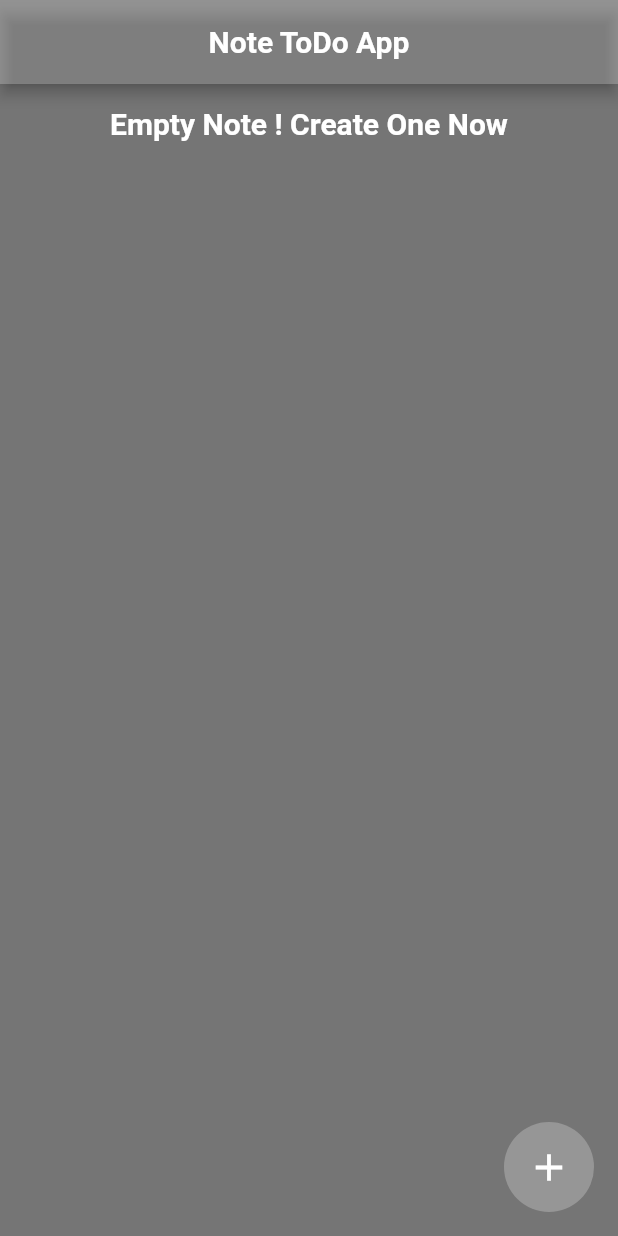
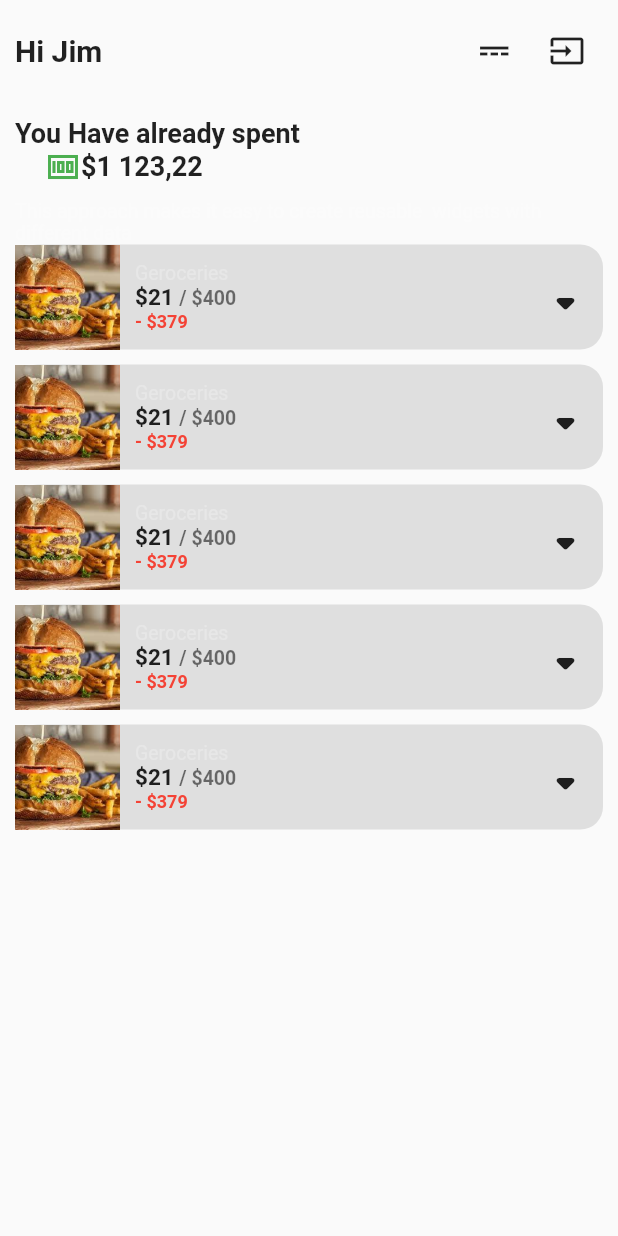
Before and after one commit to MAGED-SAAD/allEraSoft_tasks, a Flutter app: the screen it shows after launch, on a phone screen of 412 x 824 dp. Run offline on Flutter 3.47's test engine with Material 2 defaults, Android fonts, the phone set to English and light mode, and no system bars; our stand-ins replace bloc, flutter_bloc; missing offline and left inert: dart:ffi.

Commit message:
Task 9 Done

```diff
--- a/lib/Task8/View/Screens/Create_Note.dart
+++ b/lib/Task8/View/Screens/Create_Note.dart
@@ -44,10 +44,12 @@ class CreateNote extends StatelessWidget {
           ),
           View_Full_Title_AndSub(
               titleCont: titleCont, subTitleCont: subTitleCont),
+
+
+              const SizedBox(height: 15,),
+
+             const myText(text: "select Status  Green:Done  blue:In Progress  Red:watting",color: AppColors.whitee,),
             /*
-              const SizedBox(height: 15,),
-             const myText(text: "select Status  Green:Done  blue:In Progress  Red:watting",color: AppColors.whitee,),
-
              Row(
               mainAxisAlignment: MainAxisAlignment.center,
               children: [
@@ -57,14 +59,13 @@ class CreateNote extends StatelessWidget {
                   Container(
                     width: 40,
                     height: 40,
+                    padding: const EdgeInsets.all(5),
                     decoration:  BoxDecoration(shape: BoxShape.circle,border: Border.all(color:AppColors.whitee )),
-                    child: Padding(
-                      padding: const EdgeInsets.all(5),
-                      child: Container(
-                        height: 30,
-                        width: 30,
-                        decoration: const BoxDecoration(shape: BoxShape.circle,color: AppColors.green),
-                      ),
+
+                    child: Container(
+                      height: 30,
+                      width: 30,
+                      decoration: const BoxDecoration(shape: BoxShape.circle,color: AppColors.green),
                     ),
                   ),
                 )
--- a/lib/Task8/View/Screens/viewNotes.dart
+++ b/lib/Task8/View/Screens/viewNotes.dart
@@ -44,7 +44,7 @@ class viewNotes extends StatelessWidget {
           icon: const Icon(
             Icons.add,
             color: AppColors.whitee,
-            size: 30,
+
           ),
         ),
       ),
@@ -53,8 +53,10 @@ class viewNotes extends StatelessWidget {
           padding: EdgeInsets.symmetric(horizontal: 10, vertical: 15),
           child: Column(
             children: [
+
               BlocConsumer<NoteCubit, NoteStates>(
                 builder: (context, state) {
+
                   return Note_Builder();
                 },
                 listener: (context, state) {
--- /dev/null
+++ b/lib/Task_9/View/TaskScreen.dart
@@ -0,0 +1,255 @@
+import 'package:cubiterasoft/Task8/View/Components/myText.dart';
+import 'package:cubiterasoft/Task8/View_Model/Utils/bloc/NoteCubit.dart';
+import 'package:cubiterasoft/Task_9/bloc/TaskCubit.dart';
+import 'package:cubiterasoft/Task_9/bloc/TaskCubitStates.dart';
+import 'package:flutter/material.dart';
+import 'package:flutter_bloc/flutter_bloc.dart';
+
+import '../../Task8/View_Model/Utils/Utils/appColors.dart';
+
+class TaskScreen extends StatelessWidget {
+  const TaskScreen({super.key});
+
+  @override
+  Widget build(BuildContext context) {
+    return Scaffold(
+      body: SafeArea(
+          child: Padding(
+        padding: const EdgeInsets.all(10),
+        child: SingleChildScrollView(
+          child: Column(
+            children: [
+              Row(
+                children: [
+                  const Expanded(
+                      child: myText(
+                    text: "Hi Jim",
+                    fontSize: 20,
+                    fontWeight: FontWeight.bold,
+                  )),
+                  IconButton(
+                      onPressed: () {}, icon: const Icon(Icons.power_input)),
+                  IconButton(onPressed: () {}, icon: const Icon(Icons.input)),
+                ],
+              ),
+              const SizedBox(
+                height: 20,
+              ),
+              Align(
+                  alignment: Alignment.topLeft,
+                  child: const myText(
+                    text: "You Have already spent",
+                    fontSize: 18,
+                    fontWeight: FontWeight.bold,
+                  )),
+              const Row(
+                children: [
+                  SizedBox(
+                    width: 20,
+                  ),
+                  Icon(
+                    Icons.money_sharp,
+                    color: AppColors.green,
+                  ),
+                  myText(
+                    text: "\$1 123,22 ",
+                    fontSize: 18,
+                    fontWeight: FontWeight.bold,
+                  ),
+                ],
+              ),
+              SizedBox(
+                height: 10,
+              ),
+              const myText(
+                text:
+                    "This approach makes it easy to create reusable  widgets with different data ",
+                fontSize: 13,
+                color: AppColors.appBarBackground,
+              ),
+              BlocConsumer<TaskCubit, TaskCubitStates>(
+                listener: (context, state) {},
+                builder: (context, state) {
+                  return ListView.separated(
+                    itemCount: 5,
+                    shrinkWrap: true,
+                    physics: const NeverScrollableScrollPhysics(),
+                    separatorBuilder: (context, index) {
+                      return const SizedBox(
+                        height: 10,
+                      );
+                    },
+                    itemBuilder: (context, index) {
+                      return Container(
+                        decoration: BoxDecoration(
+                            borderRadius: BorderRadius.circular(15),
+                            color: Color.fromARGB(255, 223, 223, 223)),
+                        child: Column(
+                          mainAxisSize: MainAxisSize.min,
+                          children: [
+                            Row(
+                              children: [
+                                SizedBox(
+                                    height: 70,
+                                    width: 70,
+                                    child: Image.asset(
+                                      "Asset/download.jpeg",
+                                      height: 70,
+                                      width: 70,
+                                      fit: BoxFit.cover,
+                                    )),
+                                SizedBox(
+                                  width: 10,
+                                ),
+                                const Column(
+                                  mainAxisAlignment: MainAxisAlignment.start,
+                                  crossAxisAlignment: CrossAxisAlignment.start,
+                                  children: [
+                                    myText(
+                                      text: "Geroceries",
+                                      fontSize: 13,
+                                      color: AppColors.appBarBackground,
+                                    ),
+                                    Row(
+                                      children: [
+                                        myText(
+                                          text: "\$21 ",
+                                          fontSize: 15,
+                                          fontWeight: FontWeight.bold,
+                                        ),
+                                        myText(
+                                          text: "/ \$400 ",
+                                          fontSize: 13,
+                                          fontWeight: FontWeight.bold,
+                                          color: AppColors.Background,
+                                        ),
+                                      ],
+                                    ),
+                                    myText(
+                                      text: "- \$379 ",
+                                      fontSize: 12,
+                                      fontWeight: FontWeight.bold,
+                                      color: AppColors.red,
+                                    ),
+                                  ],
+                                ),
+                                Spacer(),
+                                IconButton(
+                                    onPressed: () {
+                                      TaskCubit.getObject(context)
+                                          .itemSelected(index);
+                                    },
+                                    icon: Icon(
+                                      TaskCubit.getObject(context)
+                                          .openCloseIcon(index),
+                                      size: 40,
+                                    )),
+                                    const SizedBox(width: 5,)
+                              ],
+                            ),
+                            if (index ==
+                                TaskCubit.getObject(context)
+                                    .currentSelectedIndex)
+                              const Padding(
+                                padding: EdgeInsets.symmetric(horizontal: 10),
+                                child: Column(
+                                  children: [
+                                    SizedBox(
+                                      height: 20,
+                                    ),
+                                    myText(
+                                      text: "Food Ingredients",
+                                      fontWeight: FontWeight.bold,
+                                    ),
+                                    SizedBox(
+                                      height: 10,
+                                    ),
+                                    Padding(
+                                      padding:
+                                          EdgeInsets.symmetric(vertical: 10),
+                                      child: Row(
+                                        children: [
+                                          Icon(Icons.icecream),
+                                          SizedBox(
+                                            width: 10,
+                                          ),
+                                          myText(
+                                            text: "Ice Cream",
+                                            fontWeight: FontWeight.bold,
+                                          ),
+                                          Spacer(),
+                                          myText(text: "-\$8.99"),
+                                        ],
+                                      ),
+                                    ),
+                                    Padding(
+                                      padding:
+                                          EdgeInsets.symmetric(vertical: 10),
+                                      child: Row(
+                                        children: [
+                                          Icon(Icons.cake),
+                                          SizedBox(
+                                            width: 10,
+                                          ),
+                                          myText(
+                                            text: "Cake",
+                                            fontWeight: FontWeight.bold,
+                                          ),
+                                          Spacer(),
+                                          myText(text: "-\$5.0"),
+                                        ],
+                                      ),
+                                    ),
+                                    Padding(
+                                      padding:
+                                          EdgeInsets.symmetric(vertical: 10),
+                                      child: Row(
+                                        children: [
+                                          Icon(Icons.coffee),
+                                          SizedBox(
+                                            width: 10,
+                                          ),
+                                          myText(
+                                            text: "coffee",
+                                            fontWeight: FontWeight.bold,
+                                          ),
+                                          Spacer(),
+                                          myText(text: "-\$10.0"),
+                                        ],
+                                      ),
+                                    ),
+                                    Padding(
+                                      padding:
+                                          EdgeInsets.symmetric(vertical: 10),
+                                      child: Row(
+                                        children: [
+                                          Icon(Icons.local_pizza),
+                                          SizedBox(
+                                            width: 10,
+                                          ),
+                                          myText(
+                                            text: "Pizaa",
+                                            fontWeight: FontWeight.bold,
+                                          ),
+                                          Spacer(),
+                                          myText(text: "-\$15.40"),
+                                        ],
+                                      ),
+                                    ),
+                                  ],
+                                ),
+                              )
+                          ],
+                        ),
+                      );
+                    },
+                  );
+                },
+              )
+            ],
+          ),
+        ),
+      )),
+    );
+  }
+}
--- /dev/null
+++ b/lib/Task_9/bloc/TaskCubit.dart
@@ -0,0 +1,39 @@
+import 'package:flutter/material.dart';
+import 'package:flutter_bloc/flutter_bloc.dart';
+
+import 'TaskCubitStates.dart';
+
+class TaskCubit extends Cubit<TaskCubitStates> {
+  TaskCubit() : super(InitState());
+
+  static TaskCubit getObject(context) {
+    return (BlocProvider.of<TaskCubit>(context));
+  }
+
+  int? currentSelectedIndex ;
+
+  void itemSelected(int index) {
+    if (currentSelectedIndex == index) {
+      currentSelectedIndex = null;
+    } else {
+      currentSelectedIndex = index;
+    }
+    emit(SelectedIndexChange());
+  }
+
+
+
+
+
+
+
+    IconData openCloseIcon (int index) {
+    if (currentSelectedIndex == index) {
+      return Icons.arrow_drop_up_rounded;
+    } else {
+      return Icons.arrow_drop_down_rounded;
+
+    }
+  }
+
+}
--- /dev/null
+++ b/lib/Task_9/bloc/TaskCubitStates.dart
@@ -0,0 +1,5 @@
+
+abstract class TaskCubitStates{}
+class InitState extends TaskCubitStates{}
+class OpenItem extends TaskCubitStates{}
+class SelectedIndexChange extends TaskCubitStates{}
--- a/lib/main.dart
+++ b/lib/main.dart
@@ -2,6 +2,7 @@
 
 import 'package:cubiterasoft/Task8/View/Screens/viewNotes.dart';
 import 'package:cubiterasoft/Task8/View_Model/Utils/bloc/NoteCubit.dart';
+import 'package:cubiterasoft/Task_9/bloc/TaskCubit.dart';
 //import 'package:cubiterasoft/Task_6/massengerScreen.dart';
 //import 'package:cubiterasoft/Task_6/welcomeScreen.dart';
 import 'package:cubiterasoft/testt/bloc/Counter_bloc/Counter_cubit.dart';
@@ -10,6 +11,8 @@ import 'package:flutter/material.dart';
 
 
 import 'package:flutter_bloc/flutter_bloc.dart';
+
+import 'Task_9/View/TaskScreen.dart';
 
 
 
@@ -26,13 +29,14 @@ class MyApp extends StatelessWidget {
 
     return MultiBlocProvider(
       providers: [
+        BlocProvider(create: (context) => TaskCubit()),
         BlocProvider(create: (context) => Counter_cubit()),
         BlocProvider(create: (context)=>NoteCubit())
       ],
       child: const MaterialApp(
         debugShowCheckedModeBanner: false,
         title: 'Flutter Demo',
-        home:viewNotes(),
+        home:TaskScreen(),
         //gridViewScreen(),
       ),
     );
--- a/pubspec.yaml
+++ b/pubspec.yaml
@@ -61,9 +61,9 @@ flutter:
   uses-material-design: true
 
   # To add assets to your application, add an assets section, like this:
-  # assets:
-  #   - images/a_dot_burr.jpeg
-  #   - images/a_dot_ham.jpeg
+  assets:
+    - Asset/
+
 
   # An image asset can refer to one or more resolution-specific "variants", see
   # https://flutter.dev/assets-and-images/#resolution-aware
```
Also changed, not shown: Asset/download.jpeg (added).
